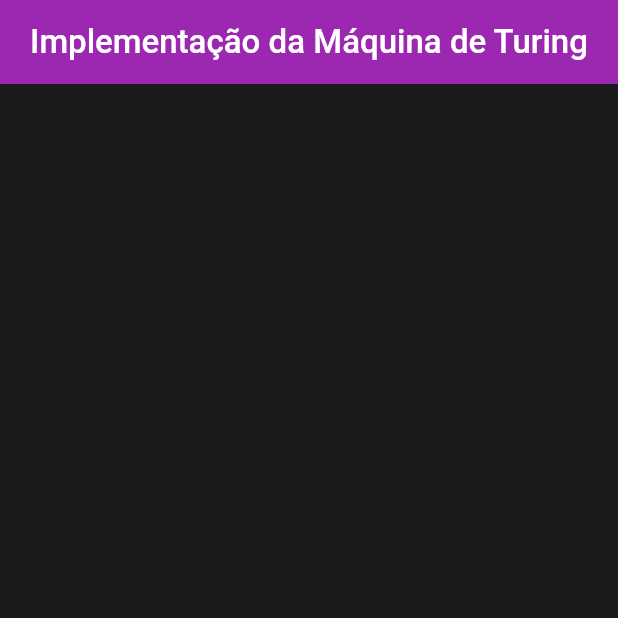
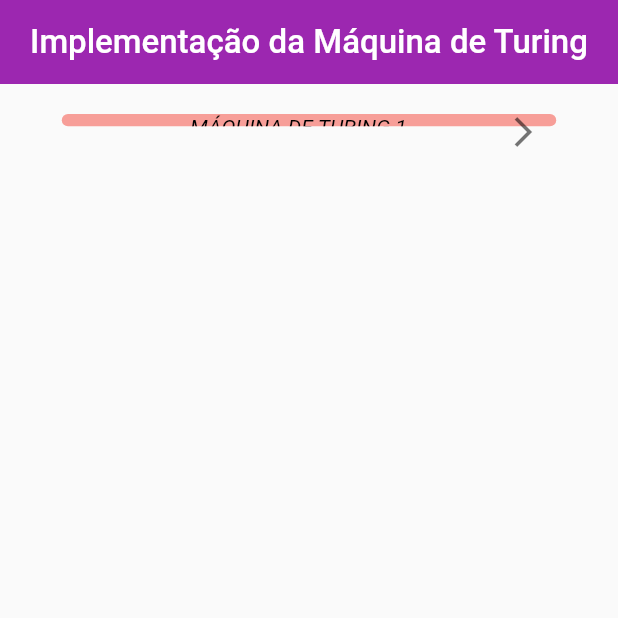
Before and after one commit to Alba-22/turing-machine, a Flutter app: the screen it shows after launch, on a phone screen of 412 x 824 dp, the top half of it. Run offline on Flutter 3.47's test engine with Material 2 defaults, Android fonts, the phone set to English and light mode, and no system bars.

Commit message:
start implementation of TuringMachine
Co-authored-by: Paulo Oyama <PauloOyama@users.noreply.github.com>

```diff
--- a/lib/main.dart
+++ b/lib/main.dart
@@ -1,5 +1,6 @@
 import 'package:flutter/material.dart';
-import 'package:turing_machine/pages/list_files_page.dart';
+
+import 'pages/list_files/list_files_page.dart';
 
 void main() {
   runApp(const MyApp());
--- /dev/null
+++ b/lib/pages/list_files/list_files_page.dart
@@ -0,0 +1,112 @@
+import 'dart:convert';
+
+import 'package:flutter/material.dart';
+import 'package:turing_machine/models/turing_machine.dart';
+import 'package:turing_machine/pages/enter_string/enter_string_page.dart';
+
+class ListFilesPage extends StatefulWidget {
+  const ListFilesPage({Key? key}) : super(key: key);
+
+  @override
+  State<ListFilesPage> createState() => _ListFilesPageState();
+}
+
+class _ListFilesPageState extends State<ListFilesPage> {
+  Future<List<TuringMachine>> _loadTuringMachines() async {
+    try {
+      final result = await DefaultAssetBundle.of(context).loadString("assets/turing_machines.json");
+      final List decodedMachines = jsonDecode(result);
+      return decodedMachines.map((e) {
+        return TuringMachine.fromMap(e);
+      }).toList();
+    } catch (e, stacktrace) {
+      print(stacktrace);
+      print(e);
+      return [];
+    }
+  }
+
+  @override
+  Widget build(BuildContext context) {
+    return Scaffold(
+      appBar: AppBar(
+        title: const Text(
+          "Implementação da Máquina de Turing",
+          style: TextStyle(
+            color: Colors.white,
+            fontSize: 22,
+          ),
+        ),
+        elevation: 0,
+        centerTitle: true,
+      ),
+      body: FutureBuilder(
+        future: _loadTuringMachines(),
+        builder: (context, AsyncSnapshot<List<TuringMachine>> snapshot) {
+          if (snapshot.connectionState == ConnectionState.waiting) {
+            return const Center(child: CircularProgressIndicator());
+          } else if (snapshot.hasData && snapshot.data != null) {
+            return ListView.separated(
+              padding: const EdgeInsets.only(top: 20),
+              itemCount: snapshot.data!.length,
+              itemBuilder: (context, index) {
+                return GestureDetector(
+                  onTap: () {
+                    Navigator.push(
+                      context,
+                      MaterialPageRoute(
+                        builder: (context) => EnterStringPage(
+                          selectedTuringMachine: snapshot.data![index],
+                        ),
+                      ),
+                    );
+                  },
+                  child: Center(
+                    child: Container(
+                      alignment: Alignment.center,
+                      decoration: BoxDecoration(
+                        color: Colors.red.withOpacity(0.5),
+                        borderRadius: BorderRadius.circular(5),
+                      ),
+                      padding: const EdgeInsets.only(
+                        left: 20,
+                        right: 10,
+                      ),
+                      height: MediaQuery.of(context).size.width * 0.02,
+                      width: MediaQuery.of(context).size.width * 0.8,
+                      child: Row(
+                        mainAxisAlignment: MainAxisAlignment.spaceBetween,
+                        children: [
+                          Expanded(
+                            child: Align(
+                              child: Text(
+                                "MÁQUINA DE TURING ${index + 1}",
+                                style: const TextStyle(
+                                  fontStyle: FontStyle.italic,
+                                  color: Colors.black,
+                                ),
+                              ),
+                            ),
+                          ),
+                          const Icon(
+                            Icons.arrow_forward_ios,
+                            color: Colors.black54,
+                          ),
+                        ],
+                      ),
+                    ),
+                  ),
+                );
+              },
+              separatorBuilder: (context, index) {
+                return const SizedBox(height: 20);
+              },
+            );
+          }
+
+          return const Text("DEU RUIM");
+        },
+      ),
+    );
+  }
+}
--- a/lib/pages/list_files_page.dart
+++ /dev/null
@@ -1,28 +0,0 @@
-import 'package:flutter/material.dart';
-
-class ListFilesPage extends StatefulWidget {
-  const ListFilesPage({Key? key}) : super(key: key);
-
-  @override
-  State<ListFilesPage> createState() => _ListFilesPageState();
-}
-
-class _ListFilesPageState extends State<ListFilesPage> {
-  @override
-  Widget build(BuildContext context) {
-    return Scaffold(
-      backgroundColor: const Color(0xFF1B1B1B),
-      appBar: AppBar(
-        title: const Text(
-          "Implementação da Máquina de Turing",
-          style: TextStyle(
-            color: Colors.white,
-            fontSize: 22,
-          ),
-        ),
-        elevation: 0,
-        centerTitle: true,
-      ),
-    );
-  }
-}
--- /dev/null
+++ b/lib/utils/extensions.dart
@@ -0,0 +1,6 @@
+extension StringExtension on String {
+  String replaceCharAt(int index, String newChar) {
+    // ignore: unnecessary_this
+    return this.substring(0, index) + newChar + this.substring(index + 1);
+  }
+}
```
Also changed, not shown: assets/jason.json (added, +19 -0 lines), assets/turing1.json (deleted, +0 -25 lines), assets/turing_machines.json (added, +90 -0 lines), lib/pages/enter_string/enter_string_page.dart (added, +67 -0 lines), lib/pages/execution_page/execution_page.dart (added, +99 -0 lines), lib/pages/execution_page/turing_machine_executor.dart (added, +51 -0 lines), pubspec.yaml (+5 -70 lines), pubspec.lock, 111 other files.
